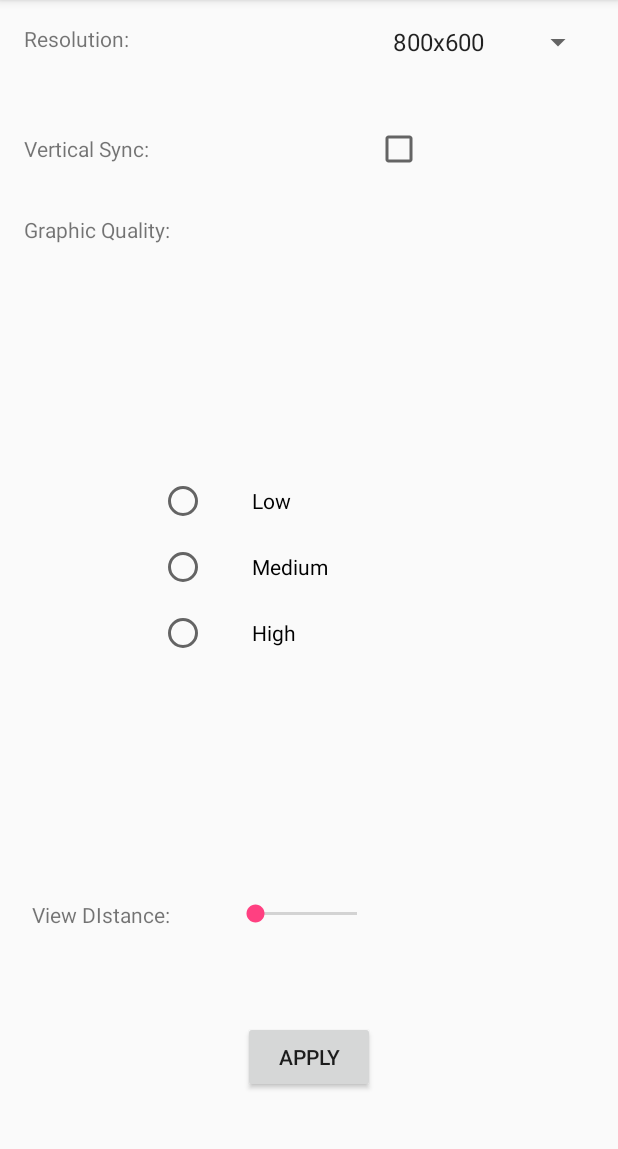
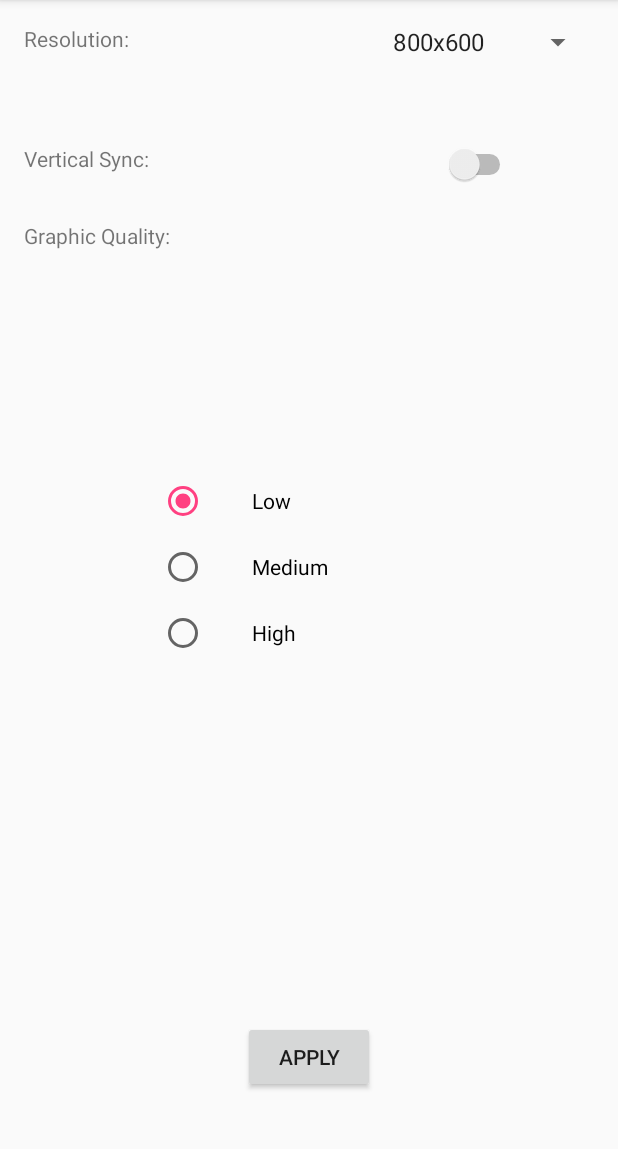
Before and after one commit to Toxyc95/Tox, an Android app: the screen it shows after launch (MainActivity), on a phone screen of 412 x 824 dp, the part 84-1233 px from its top. Run offline under Robolectric (Android 15) with nearby library versions, the phone set to English and light mode, and no system bars.

Commit message:
-Final version-
Everything functional, plus back button is added to the 2nd activity.
Design is permanent.
Program is tested with a real phone, nothing crashed or changed. All
perfect.

```diff
--- a/Beadando/app/src/main/java/androidbead/beadando/Main2Activity.java
+++ b/Beadando/app/src/main/java/androidbead/beadando/Main2Activity.java
@@ -2,6 +2,7 @@ package androidbead.beadando;
 
 import android.content.Intent;
 import android.os.PersistableBundle;
+import android.provider.Settings;
 import android.support.v7.app.AppCompatActivity;
 import android.os.Bundle;
 import android.view.View;
@@ -31,7 +32,13 @@ public class Main2Activity extends AppCompatActivity {
         resu.setText(resulotionfin);
         vsintv.setText(vsyn);
 
-
-        Toast.makeText(this,"Másik activity!!!",Toast.LENGTH_LONG).show();
+        Button bt1 =(Button) findViewById(R.id.back);
+        bt1.setOnClickListener(new View.OnClickListener() {
+            @Override
+            public void onClick(View v) {
+                finish();
+                System.exit(0);
+            }
+        });
     }
 }
--- a/Beadando/app/src/main/java/androidbead/beadando/MainActivity.java
+++ b/Beadando/app/src/main/java/androidbead/beadando/MainActivity.java
@@ -8,27 +8,25 @@ import android.view.View;
 import android.widget.AdapterView;
 import android.widget.ArrayAdapter;
 import android.widget.Button;
+import android.widget.CompoundButton;
 import android.widget.RadioButton;
 import android.widget.SeekBar;
 import android.widget.SeekBar.OnSeekBarChangeListener;
 import android.widget.Spinner;
+import android.widget.Switch;
 import android.widget.TextView;
 import android.widget.Toast;
 import android.widget.CheckBox;
+import android.widget.ToggleButton;
 
 public class MainActivity extends AppCompatActivity {
 
-
     String resulotionfin=null;
-    String vsyn=null;
-    String resultquality=null;
-    Integer vd1=0;
+    String vsyn="Vertical Sync is Off";
+    String resultquality="Graphic Quality is set to Low";
     Button apply;
     Spinner spinner;
     ArrayAdapter<CharSequence> adapter;
-
-    private SeekBar sb;
-    private TextView tv;
 
     public void select_quality(View view)
     {
@@ -53,37 +51,28 @@ public class MainActivity extends AppCompatActivity {
                     resultquality="Graphic Quality is set to High";
                 }
                 break;
-
-
         }
     }
-
     @Override
     protected void onCreate(Bundle savedInstanceState) {
 
         super.onCreate(savedInstanceState);
         setContentView(R.layout.activity_main);
 
-
-        final CheckBox checkBox = (CheckBox) findViewById(R.id.verticalsynccheckbox);
-        if (checkBox.isChecked()) {
+        Switch switch1 =(Switch)findViewById(R.id.switch1);
+        switch1.setOnCheckedChangeListener(new CompoundButton.OnCheckedChangeListener() {
+            @Override
+            public void onCheckedChanged(CompoundButton buttonView, boolean isChecked) {
+                if(isChecked)
+                {
                     vsyn="Vertical Sync is On";
                 }
                 else
                 {
-            checkBox.setChecked(false);
                     vsyn="Vertical Sync is Off";
                 }
-
-
-
-
-
-
-
-
-
-
+            }
+        });
 
         spinner = (Spinner) findViewById(R.id.spinnerres);
         adapter = ArrayAdapter.createFromResource(this,R.array.resolutions,android.R.layout.simple_spinner_item);
@@ -95,13 +84,9 @@ public class MainActivity extends AppCompatActivity {
                 parent.getItemAtPosition(position);
                 Spinner mySpinner=(Spinner) findViewById(R.id.spinnerres);
                 resulotionfin = mySpinner.getSelectedItem().toString();
-
-                //Toast.makeText(getBaseContext(), parent.getItemIdAtPosition(position)+" selected",Toast.LENGTH_LONG).show();
             }
-
             @Override
             public void onNothingSelected(AdapterView<?> parent) {
-
             }
         });
         apply = (Button) findViewById(R.id.apbutton);
@@ -116,6 +101,4 @@ public class MainActivity extends AppCompatActivity {
             }
         });
     }
-
-
 }
--- a/Beadando/app/src/main/res/layout/activity_main.xml
+++ b/Beadando/app/src/main/res/layout/activity_main.xml
@@ -27,14 +27,6 @@
         >
     </Spinner>
 
-    <TextView
-        android:text="@string/verticalsync"
-        android:layout_width="wrap_content"
-        android:layout_height="wrap_content"
-        android:layout_below="@+id/spinnerres"
-        android:layout_marginTop="49dp"
-        android:id="@+id/verticalsync" />
-
  <Button
         android:text="@string/apbutton"
         android:layout_width="wrap_content"
@@ -43,16 +35,6 @@
         android:layout_centerHorizontal="true"
         android:layout_marginBottom="23dp"
         android:id="@+id/apbutton" />
-
- <TextView
-        android:text="@string/viewdistandetextview"
-        android:layout_width="wrap_content"
-        android:layout_height="wrap_content"
-     android:id="@+id/viewdistandetextview"
-     android:layout_above="@+id/apbutton"
-     android:layout_alignRight="@+id/graphicquality"
-     android:layout_alignEnd="@+id/graphicquality"
-     android:layout_marginBottom="61dp" />
 
 
  <RadioGroup
@@ -63,6 +45,7 @@
 
 
   <RadioButton
+      android:checked="true"
       android:layout_width="wrap_content"
       android:layout_height="wrap_content"
       android:id="@+id/lowradiobutton"
@@ -100,35 +83,6 @@
  </RadioGroup>
 
  <TextView
-        android:text="@string/graphicquality"
-        android:layout_width="wrap_content"
-        android:layout_height="wrap_content"
-     android:layout_marginTop="28dp"
-        android:id="@+id/graphicquality"
-     android:layout_below="@+id/verticalsynccheckbox"
-     android:layout_alignParentLeft="true"
-     android:layout_alignParentStart="true" />
-
- <CheckBox
-     android:layout_width="wrap_content"
-     android:layout_height="wrap_content"
-     android:id="@+id/verticalsynccheckbox"
-     android:layout_alignBaseline="@+id/verticalsync"
-     android:layout_alignBottom="@+id/verticalsync"
-     android:layout_toRightOf="@+id/apbutton"
-     android:layout_toEndOf="@+id/apbutton" />
-
- <SeekBar
-     android:max="10"
-     android:layout_width="100dp"
-     android:layout_height="wrap_content"
-     android:id="@+id/viewdistanceseekbar"
-     android:scrollbarSize="30dp"
-     android:layout_alignTop="@+id/viewdistandetextview"
-     android:layout_toLeftOf="@+id/spinnerres"
-     android:layout_toStartOf="@+id/spinnerres" />
-
- <TextView
      android:layout_width="wrap_content"
      android:layout_height="wrap_content"
      android:layout_below="@+id/viewdistanceseekbar"
@@ -138,4 +92,34 @@
      android:layout_marginStart="10dp"
      android:id="@+id/sbartv" />
 
+ <TextView
+        android:text="@string/graphicquality"
+        android:layout_width="wrap_content"
+        android:layout_height="wrap_content"
+     android:layout_marginTop="24dp"
+        android:id="@+id/graphicquality"
+     android:layout_below="@+id/switch1"
+     android:layout_alignParentLeft="true"
+     android:layout_alignParentStart="true" />
+
+ <TextView
+     android:text="@string/verticalsync"
+     android:layout_width="wrap_content"
+     android:layout_height="wrap_content"
+     android:layout_marginTop="56dp"
+     android:id="@+id/verticalsync"
+     android:layout_below="@+id/spinnerres"
+     android:layout_alignParentLeft="true"
+     android:layout_alignParentStart="true" />
+
+ <Switch
+     android:layout_width="70dp"
+     android:layout_height="wrap_content"
+     android:id="@+id/switch1"
+     android:layout_alignTop="@+id/verticalsync"
+     android:layout_toRightOf="@+id/sbartv"
+     android:layout_toEndOf="@+id/sbartv"
+     android:layout_marginLeft="14dp"
+     android:layout_marginStart="14dp" />
+
 </RelativeLayout>
--- a/Beadando/app/src/main/res/layout/activity_main2.xml
+++ b/Beadando/app/src/main/res/layout/activity_main2.xml
@@ -19,7 +19,7 @@
         android:layout_centerHorizontal="true" />
 
     <TextView
-        android:layout_width="wrap_content"
+        android:layout_width="match_parent"
         android:layout_height="wrap_content"
         android:layout_marginTop="86dp"
         android:id="@+id/resus"
@@ -28,7 +28,7 @@
         android:layout_centerHorizontal="true" />
 
     <TextView
-        android:layout_width="wrap_content"
+        android:layout_width="match_parent"
         android:layout_height="wrap_content"
         android:layout_marginTop="25dp"
         android:id="@+id/vsintvs"
@@ -47,12 +47,12 @@
         android:layout_alignParentLeft="true"
         android:layout_alignParentStart="true" />
 
-    <TextView
-        android:text="TextView"
+
+    <Button
+        android:text="Back"
         android:layout_width="wrap_content"
         android:layout_height="wrap_content"
-        android:id="@+id/textView5"
-        android:gravity="center"
-        android:layout_centerVertical="true"
-        android:layout_centerHorizontal="true" />
+        android:layout_alignParentBottom="true"
+        android:layout_centerHorizontal="true"
+        android:id="@+id/back" />
 </RelativeLayout>
```
Lines whose indentation alone changed are shown as unchanged.
